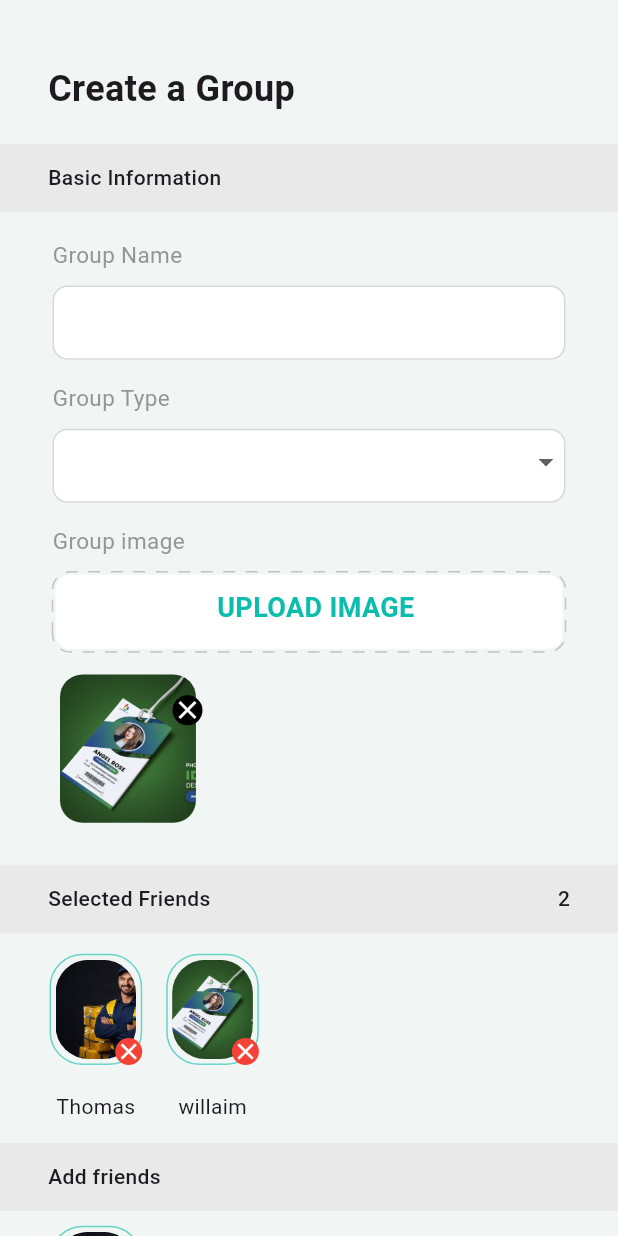
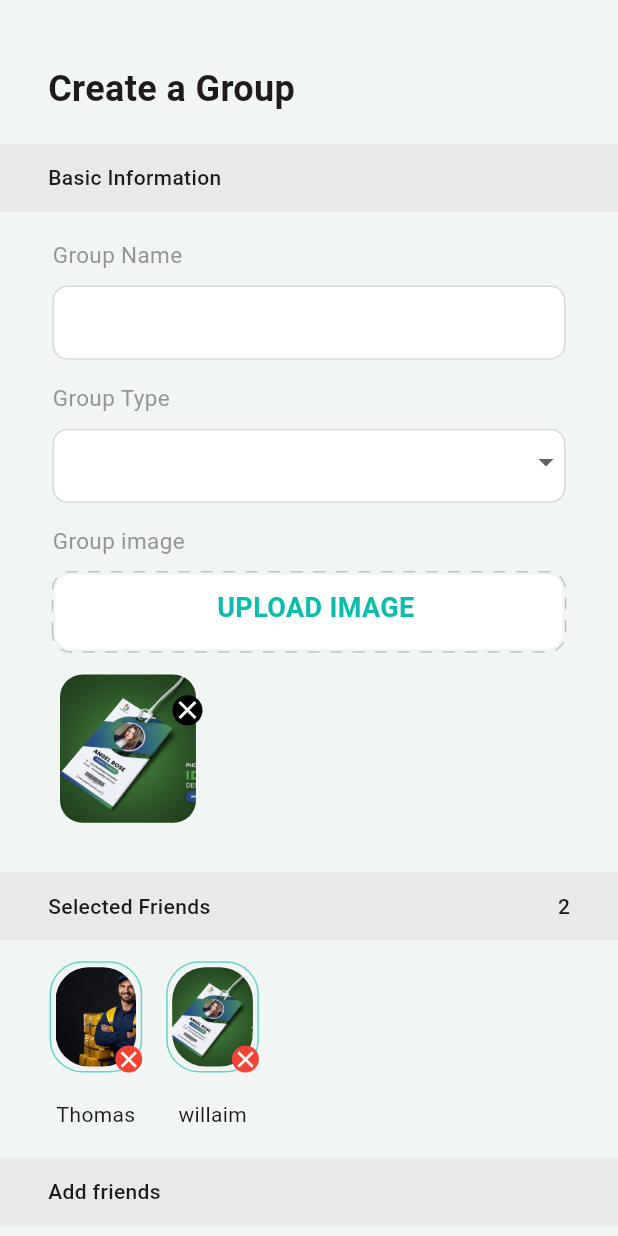
Before and after one commit to PrincyPrinc/GroupCreation, a Flutter app: the screen it shows after launch, on a phone screen of 412 x 824 dp. Run offline on Flutter 3.47's test engine with Material 3 defaults, Android fonts, the phone set to English and light mode, and no system bars; drawn by our look-alikes of dotted_border.

Commit message:
Update homepage.dart

```diff
--- a/lib/homepage.dart
+++ b/lib/homepage.dart
@@ -18,7 +18,7 @@ class MyHomePage extends StatefulWidget {
 
 class _MyHomePageState extends State<MyHomePage> {
   String? _selectedOption;
-  List<String> _options = ['Friends', ' Work', 'Study'];
+  List<String> _options = ['Friends', 'Work', 'Study'];
   TextEditingController textEditingController = TextEditingController();
   List<bool> isSelected = List.generate(10, (index) => false);
 
@@ -106,8 +106,9 @@ class _MyHomePageState extends State<MyHomePage> {
                         style: TextStyle(
                             fontWeight: FontWeight.bold, fontSize: 15),
                         decoration: InputDecoration(
-                          border: InputBorder.none,
-                        ),
+                            border: InputBorder.none,
+                            contentPadding:
+                                EdgeInsets.only(left: 15, bottom: 12)),
                       )),
                   const SizedBox(
                     height: 15,
@@ -142,7 +143,7 @@ class _MyHomePageState extends State<MyHomePage> {
                       },
                       decoration: const InputDecoration(
                           // labelText: 'Select an option',
-                          contentPadding: EdgeInsets.only(bottom: 4, right: 5),
+                          contentPadding: EdgeInsets.only(bottom: 7, left: 15),
                           border: InputBorder.none,
                           enabledBorder: InputBorder.none,
                           labelStyle: TextStyle(color: Colors.black)),
@@ -174,10 +175,10 @@ class _MyHomePageState extends State<MyHomePage> {
                     ],
                     borderType: BorderType.RRect,
                     radius: const Radius.circular(12),
-                    //padding: EdgeInsets.all(6),
                     child: const InputContainer(
                         child: Center(
                       child: Text(
+                        // textAlign: TextAlign.center,
                         'UPLOAD IMAGE',
                         style: TextStyle(
                           fontSize: 18,
@@ -223,7 +224,7 @@ class _MyHomePageState extends State<MyHomePage> {
               ),
             ),
             const SizedBox(
-              height: 20,
+              height: 25,
             ),
             const CustomContainer(heading1: 'Selected Friends', heading2: '2'),
             Container(
@@ -266,6 +267,9 @@ class _MyHomePageState extends State<MyHomePage> {
                 },
               ),
             ),
+            SizedBox(
+              height: 5,
+            ),
             const CustomContainer(
               heading1: 'Add friends',
               heading2: '',
@@ -292,6 +296,7 @@ class _MyHomePageState extends State<MyHomePage> {
                         Icon(
                           Icons.add,
                           color: Colors.white,
+
                         ),
                         Text(
                           'Create Group',
```
